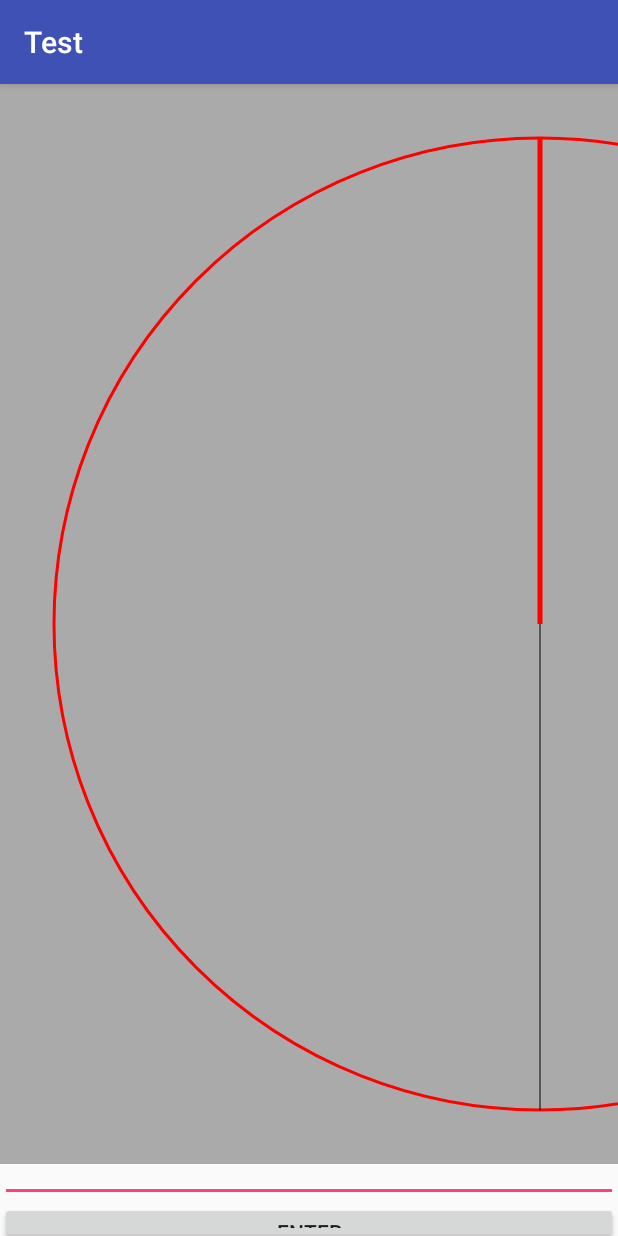
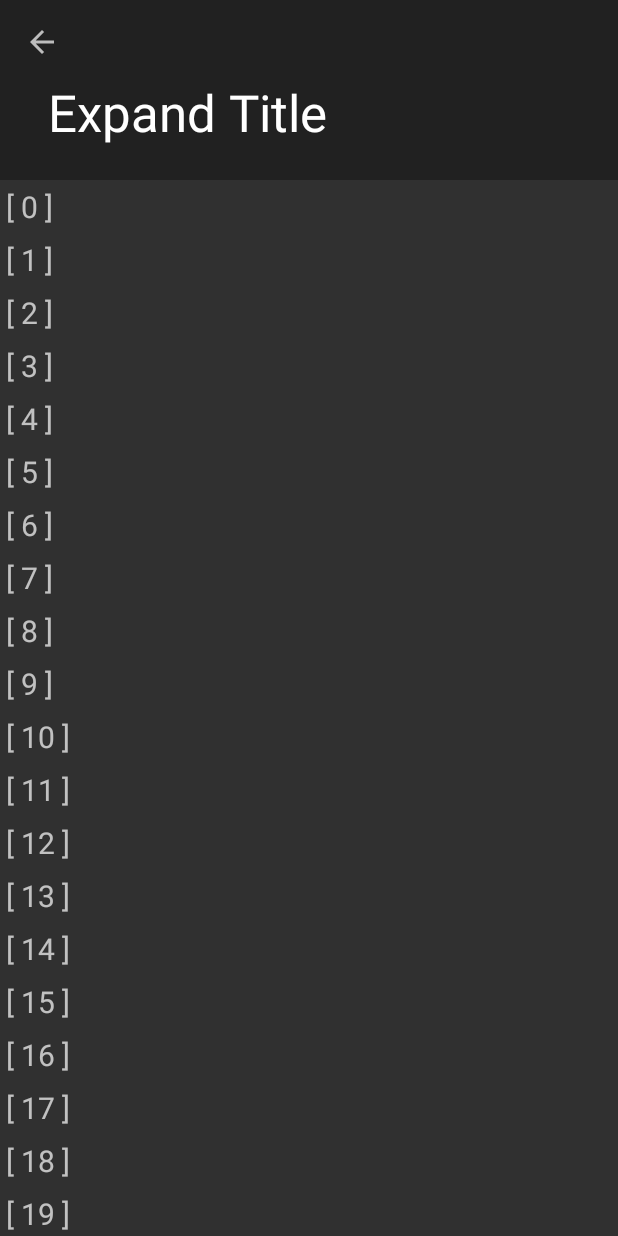
Before and after one commit to HermesHsieh/AndroidProjectTest, an Android app: the screen it shows after launch (MainActivity before the commit, ImageListActivity after it), on a phone screen of 412 x 824 dp. Run offline under Robolectric (Android 15) with nearby library versions, the phone set to English and light mode, and no system bars.

Commit message:
Add ListData into RecyclerView.

```diff
--- a/app/build.gradle
+++ b/app/build.gradle
@@ -23,6 +23,9 @@ dependencies {
     compile fileTree(dir: 'libs', include: ['*.jar'])
     compile 'com.android.support:appcompat-v7:25.3.1'
     compile 'com.android.support.constraint:constraint-layout:1.0.2'
+    compile 'com.android.support:design:25.3.1'
+    compile 'com.android.support:cardview-v7:25.3.1'
+    compile 'com.android.support:recyclerview-v7:25.3.1'
 
     compile 'org.projectlombok:lombok:1.16.18'
 
--- a/app/src/main/AndroidManifest.xml
+++ b/app/src/main/AndroidManifest.xml
@@ -9,7 +9,9 @@
         android:roundIcon="@mipmap/ic_launcher_round"
         android:supportsRtl="true"
         android:theme="@style/AppTheme">
-        <activity android:name="tw.android.test.MainActivity">
+        <activity android:name="tw.android.test.imagelist.ImageListActivity"
+                  android:theme="@style/Theme.AppCompat.NoActionBar"
+            >
             <intent-filter>
                 <action android:name="android.intent.action.MAIN" />
 
--- a/app/src/main/java/tw/android/test/MainActivity.java
+++ b/app/src/main/java/tw/android/test/MainActivity.java
@@ -3,8 +3,6 @@ package tw.android.test;
 import android.app.AlarmManager;
 import android.app.PendingIntent;
 import android.content.BroadcastReceiver;
-import android.content.Context;
-import android.content.Intent;
 import android.support.v4.app.Fragment;
 import android.util.Log;
 import android.view.View;
@@ -63,13 +61,13 @@ public class MainActivity extends BaseSimpleActivity {
 //        Log.d(BOOK, "Book Status : " + book.isStatus());
 //        Log.d(BOOK, "Book toString : " + book.toString());
 
-        alarmManager = (AlarmManager) getSystemService(Context.ALARM_SERVICE);
-        Intent intent = new Intent(this, AlarmReceiver.class);
-        intent.setAction(ACTION_REPEAT_ALARM);
-        alarmIntent = PendingIntent.getBroadcast(this, 0, intent, 0);
-
-        alarmManager.setRepeating(AlarmManager.RTC_WAKEUP, System.currentTimeMillis(),
-                90 * 1000, alarmIntent);
+//        alarmManager = (AlarmManager) getSystemService(Context.ALARM_SERVICE);
+//        Intent intent = new Intent(this, AlarmReceiver.class);
+//        intent.setAction(ACTION_REPEAT_ALARM);
+//        alarmIntent = PendingIntent.getBroadcast(this, 0, intent, 0);
+//
+//        alarmManager.setRepeating(AlarmManager.RTC_WAKEUP, System.currentTimeMillis(),
+//                90 * 1000, alarmIntent);
     }
 
     public final static String ACTION_REPEAT_ALARM = "ACTION_REPEAT_ALARM";
--- /dev/null
+++ b/app/src/main/java/tw/android/test/imagelist/ImageListActivity.java
@@ -0,0 +1,90 @@
+package tw.android.test.imagelist;
+
+import android.content.BroadcastReceiver;
+import android.content.Context;
+import android.content.Intent;
+import android.os.Bundle;
+import android.support.annotation.Nullable;
+import android.support.design.widget.CollapsingToolbarLayout;
+import android.support.v7.app.AppCompatActivity;
+import android.support.v7.widget.LinearLayoutManager;
+import android.support.v7.widget.RecyclerView;
+import android.support.v7.widget.Toolbar;
+import android.widget.Toast;
+
+import com.example.hermes.test.R;
+
+import tw.android.test.PackageEventReceiver;
+
+
+/**
+ * Created by hermes on 2017/9/12.
+ */
+
+public class ImageListActivity extends AppCompatActivity {
+
+    RecyclerView mRecyclerView;
+    ImageListAdapter mAdapter;
+
+    @Override
+    protected void onCreate(@Nullable Bundle savedInstanceState) {
+        super.onCreate(savedInstanceState);
+        setContentView(R.layout.activity_image_list);
+
+        findView();
+
+        mPackageEventReceiver = new PackageEventReceiver();
+        mBroadcastReceiver = new BroadcastReceiver() {
+            @Override
+            public void onReceive(Context context, Intent intent) {
+                if (intent.getAction().equals(Intent.ACTION_PACKAGE_ADDED)) {
+                    String packageName = intent.getData().getSchemeSpecificPart();
+                    Toast.makeText(context, "m安装成功 " + packageName, Toast.LENGTH_LONG).show();
+                }
+                if (intent.getAction().equals(Intent.ACTION_PACKAGE_REMOVED)) {
+                    String packageName = intent.getData().getSchemeSpecificPart();
+                    Toast.makeText(context, "m移除成功 " + packageName, Toast.LENGTH_LONG).show();
+                }
+                if (intent.getAction().equals(Intent.ACTION_PACKAGE_REPLACED)) {
+                    String packageName = intent.getData().getSchemeSpecificPart();
+                    Toast.makeText(context, "m替換成功 " + packageName, Toast.LENGTH_LONG).show();
+                }
+            }
+        };
+
+//        IntentFilter mFilter = new IntentFilter();
+//        mFilter.addDataScheme("package");
+//        mFilter.addAction(Intent.ACTION_PACKAGE_ADDED);
+//        mFilter.addAction(Intent.ACTION_PACKAGE_REPLACED);
+//        mFilter.addAction(Intent.ACTION_PACKAGE_REMOVED);
+//        registerReceiver(mBroadcastReceiver, mFilter);
+//        registerReceiver(mPackageEventReceiver, mFilter);
+    }
+
+    private PackageEventReceiver mPackageEventReceiver;
+    private BroadcastReceiver mBroadcastReceiver;
+
+    private void findView() {
+        mRecyclerView = (RecyclerView) findViewById(R.id.recycler_view);
+        mAdapter = new ImageListAdapter(this);
+
+        mRecyclerView.setLayoutManager(new LinearLayoutManager(this));
+        mRecyclerView.setAdapter(mAdapter);
+
+        Toolbar toolbar = (Toolbar) findViewById(R.id.toolbar);
+        setSupportActionBar(toolbar);
+        getSupportActionBar().setDisplayHomeAsUpEnabled(true);
+
+        CollapsingToolbarLayout collapsingToolbar = (CollapsingToolbarLayout) findViewById(R.id.collapse_toolbar);
+        collapsingToolbar.setTitle("Expand Title");
+    }
+
+    @Override
+    protected void onStop() {
+        super.onStop();
+        if (mBroadcastReceiver != null)
+            unregisterReceiver(mBroadcastReceiver);
+        if (mPackageEventReceiver != null)
+            unregisterReceiver(mPackageEventReceiver);
+    }
+}
--- /dev/null
+++ b/app/src/main/java/tw/android/test/imagelist/ImageListAdapter.java
@@ -0,0 +1,58 @@
+package tw.android.test.imagelist;
+
+import android.content.Context;
+import android.support.v7.widget.RecyclerView;
+import android.view.LayoutInflater;
+import android.view.View;
+import android.view.ViewGroup;
+import android.widget.TextView;
+
+import com.example.hermes.test.R;
+
+import java.util.ArrayList;
+import java.util.List;
+
+/**
+ * Created by hermes on 2017/9/12.
+ */
+
+public class ImageListAdapter extends RecyclerView.Adapter<RecyclerView.ViewHolder> {
+
+    private final Context mContext;
+
+    private List<String> mData = new ArrayList<>();
+
+    public ImageListAdapter(Context context) {
+        mContext = context;
+        for (int i = 0; i < 50; i++) {
+            mData.add("[ " + i + " ]");
+        }
+    }
+
+    @Override
+    public RecyclerView.ViewHolder onCreateViewHolder(ViewGroup parent, int viewType) {
+        return new ViewHolder(LayoutInflater.from(parent.getContext()).inflate(R.layout.item_string, parent, false));
+    }
+
+    @Override
+    public void onBindViewHolder(RecyclerView.ViewHolder holder, int position) {
+        ViewHolder viewHolder = (ViewHolder) holder;
+        viewHolder.mTextView.setText(mData.get(position));
+    }
+
+    @Override
+    public int getItemCount() {
+        return mData.size();
+    }
+
+    class ViewHolder extends RecyclerView.ViewHolder {
+
+        TextView mTextView;
+
+        public ViewHolder(View itemView) {
+            super(itemView);
+
+            mTextView = (TextView) itemView.findViewById(R.id.textView);
+        }
+    }
+}
--- /dev/null
+++ b/app/src/main/res/layout/activity_image_list.xml
@@ -0,0 +1,35 @@
+<?xml version="1.0" encoding="utf-8"?>
+<android.support.design.widget.CoordinatorLayout
+    xmlns:android="http://schemas.android.com/apk/res/android"
+    xmlns:app="http://schemas.android.com/apk/res-auto"
+    android:id="@+id/main_content"
+    android:layout_width="match_parent"
+    android:layout_height="match_parent"
+    android:fitsSystemWindows="true">
+
+    <android.support.design.widget.AppBarLayout
+        android:layout_width="match_parent"
+        android:layout_height="120dp"
+        android:theme="@style/ThemeOverlay.AppCompat.Dark">
+
+        <android.support.design.widget.CollapsingToolbarLayout
+            android:id="@+id/collapse_toolbar"
+            android:layout_width="match_parent"
+            android:layout_height="match_parent"
+            app:layout_scrollFlags="scroll|exitUntilCollapsed">
+
+            <android.support.v7.widget.Toolbar
+                android:id="@+id/toolbar"
+                android:layout_width="match_parent"
+                android:layout_height="?attr/actionBarSize"
+                app:layout_collapseMode="pin"/>
+        </android.support.design.widget.CollapsingToolbarLayout>
+    </android.support.design.widget.AppBarLayout>
+
+    <android.support.v7.widget.RecyclerView
+        android:id="@+id/recycler_view"
+        android:layout_width="match_parent"
+        android:layout_height="match_parent"
+        app:layout_behavior="@string/appbar_scrolling_view_behavior"/>
+
+</android.support.design.widget.CoordinatorLayout>
--- /dev/null
+++ b/app/src/main/res/layout/item_string.xml
@@ -0,0 +1,18 @@
+<?xml version="1.0" encoding="utf-8"?>
+<LinearLayout
+    xmlns:android="http://schemas.android.com/apk/res/android"
+    xmlns:tools="http://schemas.android.com/tools"
+    android:layout_width="match_parent"
+    android:layout_height="wrap_content"
+    android:orientation="vertical">
+
+    <TextView
+        android:id="@+id/textView"
+        android:layout_width="match_parent"
+        android:layout_height="wrap_content"
+        android:textSize="20sp"
+        android:padding="4dp"
+        tools:text="Text"
+        />
+
+</LinearLayout>
```
